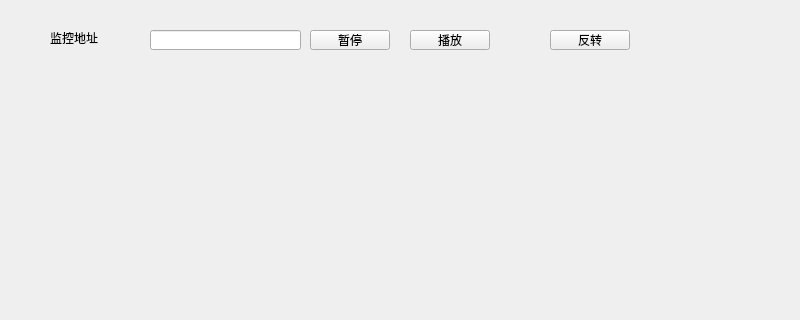
Before: the Qt Designer form mainwidget.ui in fhgffy/ffmpeg, drawn with Qt 5; both pictures show x 0 to 800 and y 0 to 320 of the 800 by 600 pixel window.
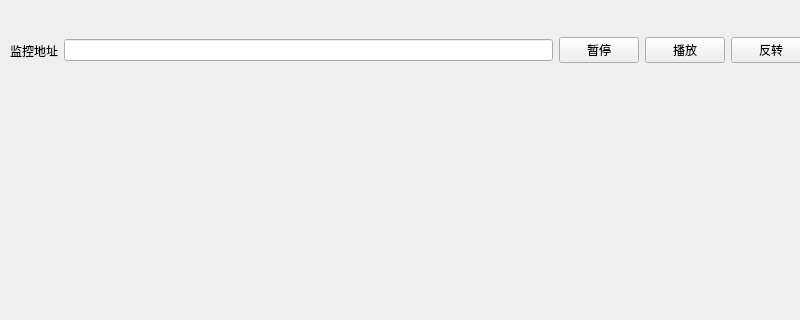
After: the same form once the commit is applied.

What changed in the file:
```diff
--- a/mainwidget.ui
+++ b/mainwidget.ui
@@ -13,67 +13,48 @@
   <property name="windowTitle">
    <string>MainWidget</string>
   </property>
+  <widget class="QWidget" name="widget" native="true">
+   <property name="geometry">
+    <rect>
+     <x>10</x>
+     <y>0</y>
+     <width>801</width>
+     <height>101</height>
+    </rect>
+   </property>
+   <layout class="QHBoxLayout" name="horizontalLayout">
+    <item>
   <widget class="QLabel" name="imageLabel">
-   <property name="geometry">
-    <rect>
-     <x>50</x>
-     <y>30</y>
-     <width>81</width>
-     <height>16</height>
-    </rect>
-   </property>
    <property name="text">
     <string>监控地址</string>
    </property>
   </widget>
-  <widget class="QLineEdit" name="addrText">
-   <property name="geometry">
-    <rect>
-     <x>150</x>
-     <y>30</y>
-     <width>151</width>
-     <height>20</height>
-    </rect>
-   </property>
-  </widget>
+    </item>
+    <item>
+     <widget class="QLineEdit" name="addrText"/>
+    </item>
+    <item>
   <widget class="QPushButton" name="pauseButton">
-   <property name="geometry">
-    <rect>
-     <x>310</x>
-     <y>30</y>
-     <width>80</width>
-     <height>20</height>
-    </rect>
-   </property>
    <property name="text">
     <string>暂停</string>
    </property>
   </widget>
+    </item>
+    <item>
   <widget class="QPushButton" name="playButton">
-   <property name="geometry">
-    <rect>
-     <x>410</x>
-     <y>30</y>
-     <width>80</width>
-     <height>20</height>
-    </rect>
-   </property>
    <property name="text">
     <string>播放</string>
    </property>
   </widget>
+    </item>
+    <item>
   <widget class="QPushButton" name="flipButton">
-   <property name="geometry">
-    <rect>
-     <x>550</x>
-     <y>30</y>
-     <width>80</width>
-     <height>20</height>
-    </rect>
-   </property>
    <property name="text">
     <string>反转</string>
    </property>
+     </widget>
+    </item>
+   </layout>
   </widget>
  </widget>
  <resources/>
```
Lines whose indentation alone changed are shown as unchanged.
